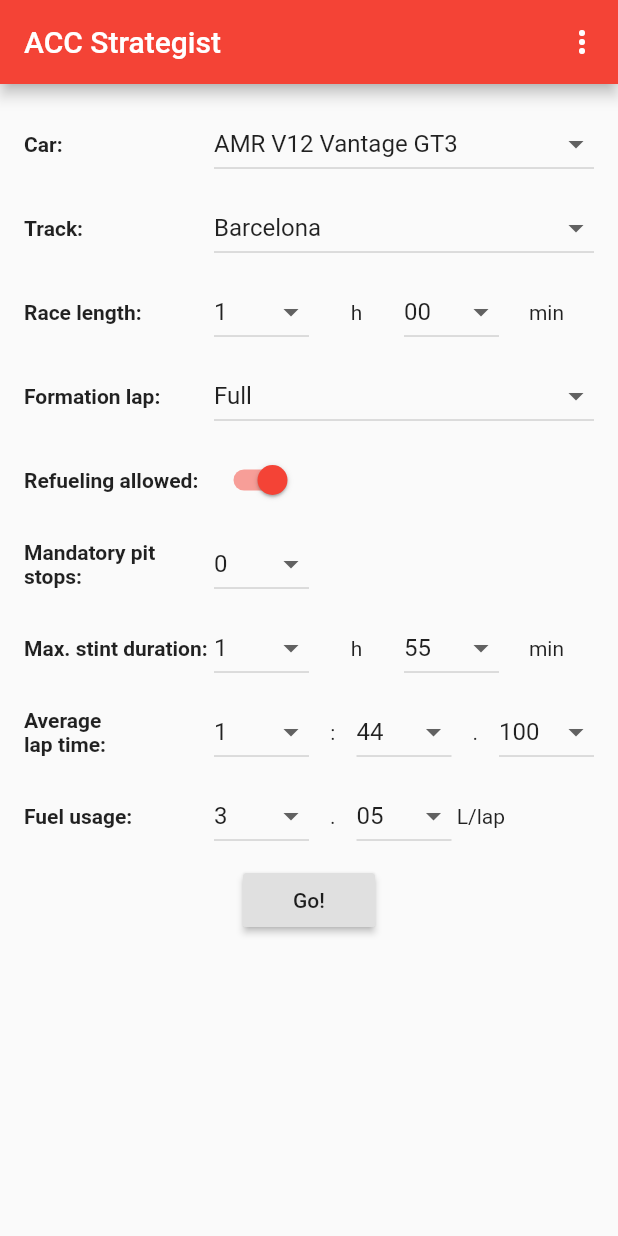
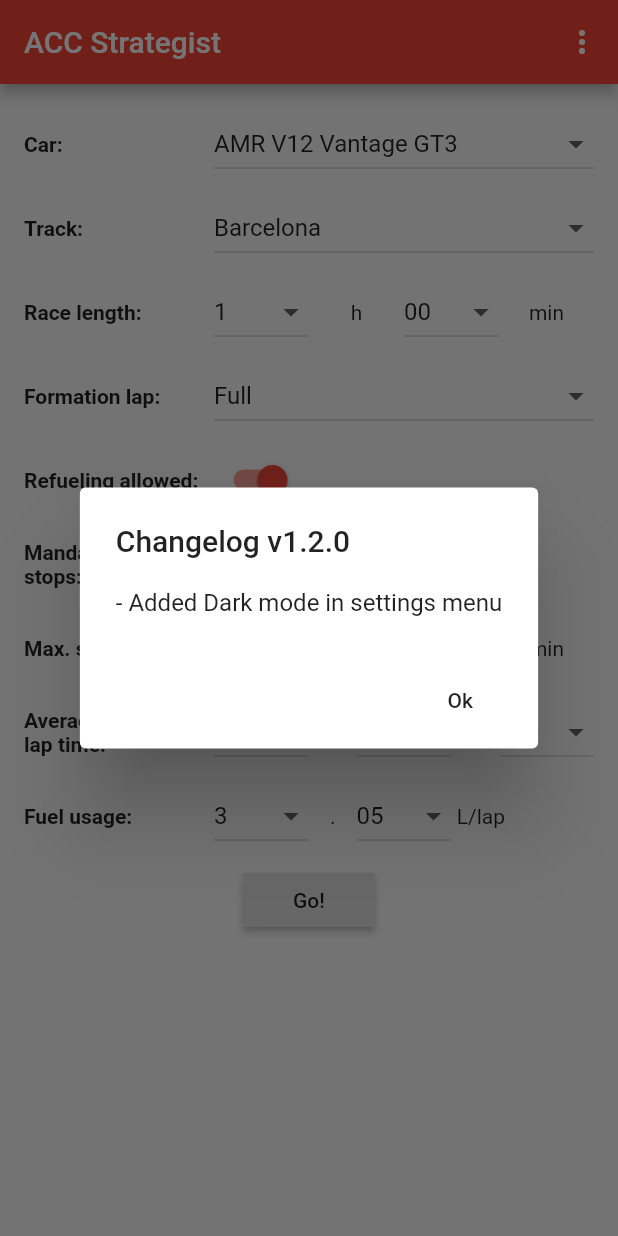
Before and after one commit to sylvainvillet/acc_race_strategy, a Flutter app: the screen it shows after launch, on a phone screen of 412 x 824 dp. Run offline on Flutter 3.47's test engine with Material 2 defaults, Android fonts, the phone set to English and light mode, and no system bars; our stand-ins replace package_info, shared_preferences, theme_provider.

Commit message:
Added changelog popup

```diff
--- a/lib/main.dart
+++ b/lib/main.dart
@@ -1,6 +1,7 @@
 import 'package:flutter/material.dart';
 import 'package:package_info/package_info.dart';
 import 'package:theme_provider/theme_provider.dart';
+import 'package:shared_preferences/shared_preferences.dart';
 import './race_input.dart';
 import './utils.dart';
 
@@ -30,6 +31,7 @@ class AccStrategistApp extends StatelessWidget {
           data: ThemeData(
             primarySwatch: Colors.red,
             toggleableActiveColor: Colors.red,
+            tabBarTheme: TabBarTheme(indicator: UnderlineTabIndicator (borderSide: BorderSide(width: 2.0, color: Colors.red))),
             brightness: Brightness.dark,
             visualDensity: VisualDensity.adaptivePlatformDensity,
           ),
@@ -59,6 +61,38 @@ enum PopupMenuItems { theme, resetLapTimes, resetFuelUsages, about }
 
 class _HomePageState extends State<HomePage> {
   final GlobalKey<RaceInputState> _key = GlobalKey();
+
+  bool _changelogPopupShown = true;
+  String version;
+
+  @override
+  void initState() {
+    _loadSettings();
+
+    super.initState();
+  }
+
+  void _loadSettings() async {
+    PackageInfo packageInfo = await PackageInfo.fromPlatform();
+    version = packageInfo.version;
+
+    final settings = await SharedPreferences.getInstance();
+
+    _changelogPopupShown =
+        settings.getBool('changelogPopupShown_v' + version) ?? false;
+
+    if (!_changelogPopupShown) {
+      _showChangelogPopup(context);
+      _changelogPopupShown = true;
+      _saveSettings();
+    }
+  }
+
+  void _saveSettings() async {
+    final settings = await SharedPreferences.getInstance();
+
+    settings.setBool('changelogPopupShown_v' + version, _changelogPopupShown);
+  }
 
   @override
   Widget build(BuildContext context) {
@@ -201,7 +235,7 @@ class _HomePageState extends State<HomePage> {
               height: 200,
             ),
             SizedBox(height: margin),
-            Text(packageInfo.appName + ' v' + packageInfo.version,
+            Text(packageInfo.appName + ' v' + version,
                 style: TextStyle(fontWeight: FontWeight.bold)),
             SizedBox(height: margin),
             Text('Developped by Sylvain Villet'),
@@ -210,4 +244,15 @@ class _HomePageState extends State<HomePage> {
           ],
         ));
   }
+
+  void _showChangelogPopup(BuildContext context) async {
+    showSimplePopup(
+        context,
+        'Changelog v' + version,
+        Column(
+          children: <Widget>[
+            Text('- Added Dark mode in settings menu'),
+          ],
+        ));
+  }
 }
--- a/pubspec.yaml
+++ b/pubspec.yaml
@@ -30,7 +30,7 @@ dependencies:
 
   # The following adds the Cupertino Icons font to your application.
   # Use with the CupertinoIcons class for iOS style icons.
-  cupertino_icons: ^0.1.3
+  # cupertino_icons: ^0.1.3
 
 dev_dependencies:
   flutter_test:
```
